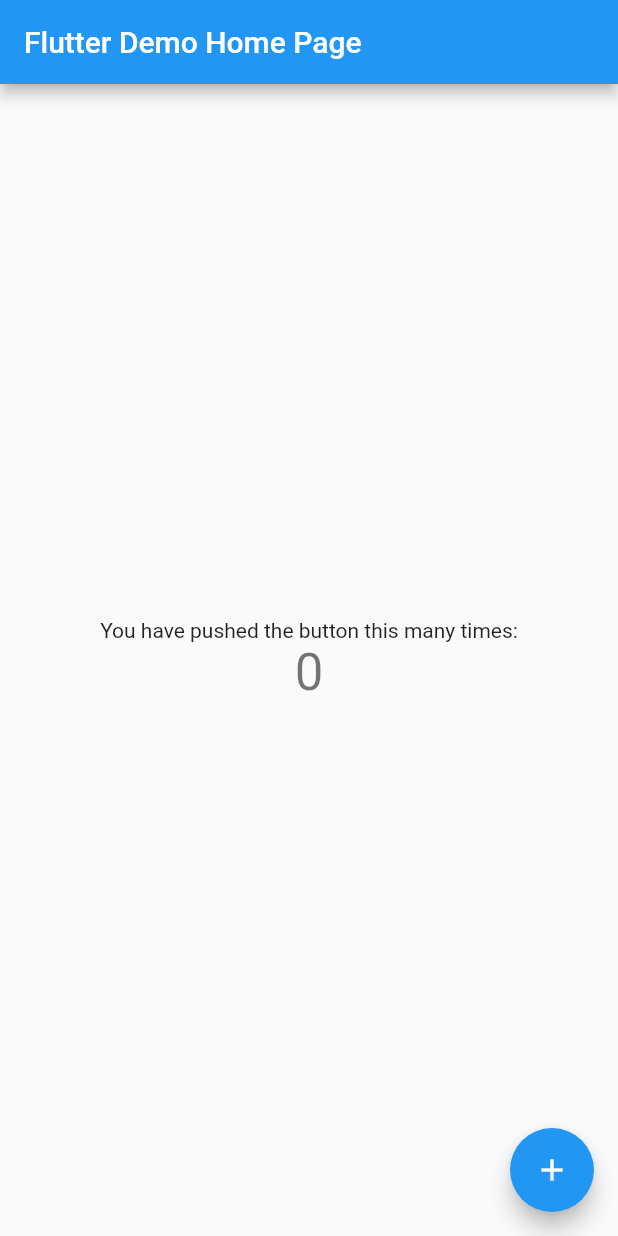
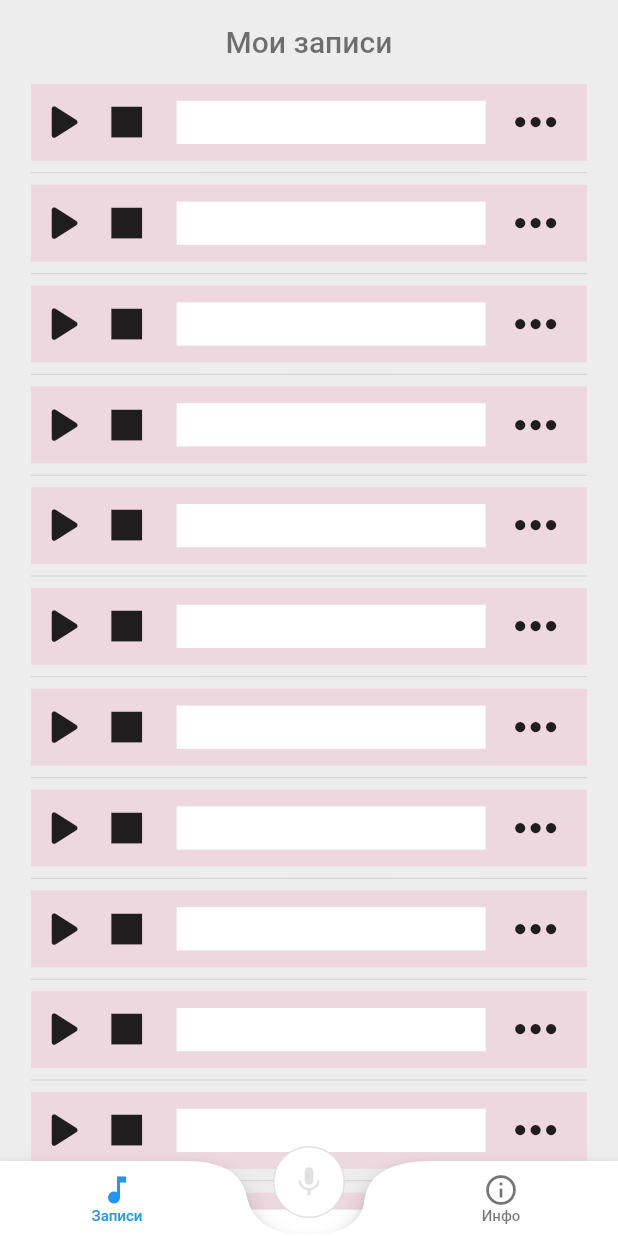
Before and after one commit to BatttA/voice_messages, a Flutter app: the screen it shows after launch, on a phone screen of 412 x 824 dp. Run offline on Flutter 3.47's test engine with Material 2 defaults, Android fonts, the phone set to English and light mode, and no system bars.

Commit message:
Added home screen, bottom bar, init record, info, user messages screens

```diff
--- /dev/null
+++ b/analysis_options.yaml
@@ -0,0 +1 @@
+include: package:lint/analysis_options.yaml
--- /dev/null
+++ b/lib/home_screen/bottom_nav_bar/battom_nav_bar.dart
@@ -0,0 +1,105 @@
+import 'package:flutter/material.dart';
+
+import 'bottam_bar_element.dart';
+
+class CustomBottomNavBar extends StatelessWidget {
+  final int bottomBarIndex;
+  final Function(int) tapToBottomBar;
+
+  CustomBottomNavBar({
+    Key? key,
+    required this.bottomBarIndex,
+    required this.tapToBottomBar,
+  }) : super(key: key);
+
+  final List<IconData> _icons = [
+    Icons.music_note,
+    Icons.mic,
+    Icons.info_outline,
+  ];
+
+  final List<String> _navBarText = [
+    'Записи',
+    '',
+    'Инфо',
+  ];
+
+  @override
+  Widget build(BuildContext context) {
+    final _queryData = MediaQuery.of(context);
+    const _bottomBarHeight = 60.0;
+    const _decorationHeight = 50.0;
+    return SizedBox(
+      height: _bottomBarHeight,
+      width: _queryData.size.width,
+      child: Stack(
+        children: [
+          Positioned(
+            height: _decorationHeight,
+            width: _queryData.size.width,
+            bottom: 0,
+            child: CustomPaint(
+              size: Size(_queryData.size.width, _decorationHeight),
+              painter: _BNBCustomPainter(),
+              child: Row(
+                mainAxisAlignment: MainAxisAlignment.spaceAround,
+                children: _icons.map((icon) {
+                  final index = _icons.indexOf(icon);
+                  final active = bottomBarIndex == index;
+                  if (index == 1) {
+                    return const SizedBox();
+                  }
+                  return SquareBottomBarItem(
+                      onTap: tapToBottomBar,
+                      index: index,
+                      iconData: icon,
+                      text: _navBarText[index],
+                      active: active);
+                }).toList(),
+              ),
+            ),
+          ),
+          Align(
+            alignment: Alignment.topCenter,
+            child: CircleBottomBarItem(
+              onTap: tapToBottomBar,
+              active: bottomBarIndex == 1,
+              index: 1,
+              iconData: _icons[1],
+            ),
+          ),
+        ],
+      ),
+    );
+  }
+}
+
+class _BNBCustomPainter extends CustomPainter {
+  @override
+  void paint(Canvas canvas, Size size) {
+    final Paint paint = Paint()
+      ..color = Colors.white
+      ..style = PaintingStyle.fill;
+
+    final Path path = Path();
+    path.moveTo(0, 0); // Start
+    path.lineTo(size.width * .3, 0);
+    path.quadraticBezierTo(
+        size.width * .39, 0, size.width * .4, size.height * .5);
+    path.quadraticBezierTo(
+        size.width * .415, size.height, size.width * .5, size.height - 1);
+    path.quadraticBezierTo(
+        size.width * .585, size.height - 1, size.width * .59, size.height * .5);
+    path.quadraticBezierTo(size.width * .6, 0, size.width * .7, 0);
+    path.lineTo(size.width, 0);
+    path.lineTo(size.width, size.height);
+    path.lineTo(0, size.height);
+    canvas.drawShadow(path, Colors.black, 5, true);
+    canvas.drawPath(path, paint);
+  }
+
+  @override
+  bool shouldRepaint(CustomPainter oldDelegate) {
+    return false;
+  }
+}
--- /dev/null
+++ b/lib/home_screen/bottom_nav_bar/bottam_bar_element.dart
@@ -0,0 +1,107 @@
+import 'package:flutter/material.dart';
+
+class SquareBottomBarItem extends StatelessWidget {
+  final Function(int) onTap;
+  final int index;
+  final IconData iconData;
+  final String text;
+  final bool active;
+  final Color activeColor;
+  final Color inActiveColor;
+
+  const SquareBottomBarItem(
+      {Key? key,
+      required this.onTap,
+      required this.index,
+      required this.iconData,
+      required this.text,
+      required this.active,
+      this.activeColor = Colors.blue,
+      this.inActiveColor = Colors.black54})
+      : super(key: key);
+
+  @override
+  Widget build(BuildContext context) {
+    return FloatingActionButton(
+      onPressed: () {
+        onTap(index);
+      },
+      backgroundColor: Colors.white,
+      elevation: 0.0,
+      foregroundColor: Colors.transparent,
+      shape: Border.all(color: Colors.transparent),
+      child: Column(
+        mainAxisAlignment: MainAxisAlignment.center,
+        children: [
+          Icon(
+            iconData,
+            color: active ? activeColor : inActiveColor,
+          ),
+          Text(
+            text,
+            style: TextStyle(
+              fontSize: 10,
+              color: active ? activeColor : inActiveColor,
+              letterSpacing: 0,
+            ),
+            textAlign: TextAlign.center,
+            maxLines: 2,
+            overflow: TextOverflow.ellipsis,
+          ),
+        ],
+      ),
+    );
+  }
+}
+
+class CircleBottomBarItem extends StatelessWidget {
+  final Function(int) onTap;
+  final int index;
+  final IconData iconData;
+  final bool active;
+  final Color activeBorderColor;
+  final Color inActiveBorderColor;
+  final Color activeIconColor;
+  final Color inActiveIconColor;
+  final Color activeBgColor;
+  final Color inActiveBgColor;
+
+  const CircleBottomBarItem(
+      {Key? key,
+      required this.onTap,
+      required this.index,
+      required this.iconData,
+      this.active = true,
+      this.activeBorderColor = Colors.black12,
+      this.inActiveBorderColor = Colors.black12,
+      this.activeIconColor = Colors.lightBlue,
+      this.inActiveIconColor = Colors.black12,
+      this.activeBgColor = Colors.green,
+      this.inActiveBgColor = Colors.white})
+      : super(key: key);
+
+  @override
+  Widget build(BuildContext context) {
+    return IconButton(
+      padding: EdgeInsets.zero,
+      onPressed: () {
+        onTap(index);
+      },
+      icon: Container(
+        decoration: BoxDecoration(
+          color: active ? activeBgColor.withOpacity(0.15) : inActiveBgColor,
+          shape: BoxShape.circle,
+          border: Border.all(
+            color: active ? activeBorderColor : inActiveBorderColor,
+          ),
+        ),
+        child: Center(
+          child: Icon(
+            iconData,
+            color: active ? activeIconColor : inActiveIconColor,
+          ),
+        ),
+      ),
+    );
+  }
+}
--- /dev/null
+++ b/lib/home_screen/home_screen.dart
@@ -0,0 +1,71 @@
+import 'dart:async';
+
+import 'package:flutter/material.dart';
+import 'package:voice_messages/home_screen/bottom_nav_bar/battom_nav_bar.dart';
+import 'package:voice_messages/information_screen/information_screen.dart';
+import 'package:voice_messages/record_message_screen/record_message_screen.dart';
+import 'package:voice_messages/user_messages_screen/user_messages_screen.dart';
+
+class HomeScreen extends StatefulWidget {
+  const HomeScreen({Key? key}) : super(key: key);
+
+  @override
+  _HomeScreenState createState() => _HomeScreenState();
+}
+
+class _HomeScreenState extends State<HomeScreen> {
+  late StreamController<int> _bottomBarStreamController;
+  late int _bottomBarIndex;
+
+  final List<Widget> _homeScreens = [
+    const UserMessagesScreen(),
+    const RecordMessagesScreen(),
+    const InformationScreen(),
+  ];
+
+  @override
+  void initState() {
+    _bottomBarIndex = 0;
+    _bottomBarStreamController = StreamController<int>.broadcast();
+    super.initState();
+  }
+
+  @override
+  void dispose() {
+    _bottomBarStreamController.close();
+    super.dispose();
+  }
+
+  void tapToBottomNavBar(int index) {
+    _bottomBarIndex = index;
+    _bottomBarStreamController.add(index);
+  }
+
+  @override
+  Widget build(BuildContext context) {
+    return Scaffold(
+      body: StreamBuilder<int>(
+        stream: _bottomBarStreamController.stream,
+        initialData: _bottomBarIndex,
+        builder: (context, snapshot) {
+          final index = snapshot.data ?? 0;
+          return Stack(
+            children: [
+              Container(
+                color: Colors.grey.withOpacity(0.1),
+                child: _homeScreens[index],
+              ),
+              Positioned(
+                bottom: 0,
+                child: CustomBottomNavBar(
+                  bottomBarIndex: index,
+                  tapToBottomBar: tapToBottomNavBar,
+                ),
+              )
+            ],
+          );
+        }
+      ),
+    );
+  }
+}
--- /dev/null
+++ b/lib/information_screen/information_screen.dart
@@ -0,0 +1,17 @@
+import 'package:flutter/material.dart';
+
+class InformationScreen extends StatefulWidget {
+  const InformationScreen({Key? key}) : super(key: key);
+
+  @override
+  _InformationScreenState createState() => _InformationScreenState();
+}
+
+class _InformationScreenState extends State<InformationScreen> {
+  @override
+  Widget build(BuildContext context) {
+    return const Center(
+      child: Text('Information'),
+    );
+  }
+}
--- a/lib/main.dart
+++ b/lib/main.dart
@@ -1,4 +1,5 @@
 import 'package:flutter/material.dart';
+import 'package:voice_messages/home_screen/home_screen.dart';
 
 void main() {
   runApp(MyApp());
@@ -8,58 +9,14 @@ class MyApp extends StatelessWidget {
   @override
   Widget build(BuildContext context) {
     return MaterialApp(
-      title: 'Flutter Demo',
       theme: ThemeData(
-        primarySwatch: Colors.blue,
+        backgroundColor: Colors.white,
+        appBarTheme: const AppBarTheme(
+          backgroundColor: Colors.transparent,
+          shadowColor: Colors.transparent,
+        ),
       ),
-      home: MyHomePage(title: 'Flutter Demo Home Page'),
+      home: const HomeScreen(),
     );
   }
 }
-
-class MyHomePage extends StatefulWidget {
-  MyHomePage({Key? key, required this.title}) : super(key: key);
-
-  final String title;
-
-  @override
-  _MyHomePageState createState() => _MyHomePageState();
-}
-
-class _MyHomePageState extends State<MyHomePage> {
-  int _counter = 0;
-
-  void _incrementCounter() {
-    setState(() {
-      _counter++;
-    });
-  }
-
-  @override
-  Widget build(BuildContext context) {
-    return Scaffold(
-      appBar: AppBar(
-        title: Text(widget.title),
-      ),
-      body: Center(
-        child: Column(
-          mainAxisAlignment: MainAxisAlignment.center,
-          children: <Widget>[
-            Text(
-              'You have pushed the button this many times:',
-            ),
-            Text(
-              '$_counter',
-              style: Theme.of(context).textTheme.headline4,
-            ),
-          ],
-        ),
-      ),
-      floatingActionButton: FloatingActionButton(
-        onPressed: _incrementCounter,
-        tooltip: 'Increment',
-        child: Icon(Icons.add),
-      ), // This trailing comma makes auto-formatting nicer for build methods.
-    );
-  }
-}
--- /dev/null
+++ b/lib/record_message_screen/record_message_screen.dart
@@ -0,0 +1,17 @@
+import 'package:flutter/material.dart';
+
+class RecordMessagesScreen extends StatefulWidget {
+  const RecordMessagesScreen({Key? key}) : super(key: key);
+
+  @override
+  _RecordMessagesScreenState createState() => _RecordMessagesScreenState();
+}
+
+class _RecordMessagesScreenState extends State<RecordMessagesScreen> {
+  @override
+  Widget build(BuildContext context) {
+    return const Center(
+      child: Text('Record message'),
+    );
+  }
+}
--- /dev/null
+++ b/lib/user_messages_screen/components/message_player_widget.dart
@@ -0,0 +1,78 @@
+import 'package:flutter/material.dart';
+
+class MessagePlayerWidget extends StatelessWidget {
+  final bool showMoreButton;
+
+  const MessagePlayerWidget({Key? key, this.showMoreButton = true})
+      : super(key: key);
+
+  @override
+  Widget build(BuildContext context) {
+    final queryData = MediaQuery.of(context);
+    final iconSize = queryData.size.width * .1;
+    final playerHeight = queryData.size.height * .035;
+    final playerWidth = showMoreButton
+        ? queryData.size.width * 0.5
+        : queryData.size.width * 0.6;
+    return Container(
+      padding: const EdgeInsets.symmetric(vertical: 5),
+      color: Colors.pink.withOpacity(0.1),
+      child: Row(
+        mainAxisAlignment: MainAxisAlignment.spaceBetween,
+        children: [
+          Row(
+            mainAxisSize: MainAxisSize.min,
+            mainAxisAlignment: MainAxisAlignment.center,
+            children: [
+              _iconWidget(
+                onPressed: () {},
+                iconSize: iconSize,
+                icon: const Icon(Icons.play_arrow_rounded),
+              ),
+              const SizedBox(width: 2),
+              _iconWidget(
+                onPressed: () {},
+                iconSize: iconSize,
+                icon: const Icon(Icons.stop),
+              ),
+            ],
+          ),
+          Container(
+            constraints: BoxConstraints(
+              maxWidth: queryData.size.width * .6,
+            ),
+            color: Colors.white,
+            height: playerHeight,
+            width: playerWidth,
+          ),
+          if (showMoreButton)
+            _iconWidget(
+              onPressed: () {},
+              iconSize: iconSize,
+              icon: const Icon(Icons.more_horiz),
+            ),
+          const SizedBox(width: 1),
+        ],
+      ),
+    );
+  }
+
+  Widget _iconWidget(
+      {required double iconSize, required Widget icon, Function? onPressed}) {
+    return IconButton(
+      constraints: BoxConstraints(
+        maxWidth: iconSize,
+        maxHeight: iconSize,
+      ),
+      padding: EdgeInsets.zero,
+      onPressed: () {
+        if (onPressed != null) {
+          onPressed();
+        }
+      },
+      iconSize: iconSize,
+      splashRadius: iconSize / 2,
+      icon: icon,
+    );
+  }
+}
--- /dev/null
+++ b/lib/user_messages_screen/user_messages_screen.dart
@@ -0,0 +1,45 @@
+import 'package:flutter/material.dart';
+
+import 'components/message_player_widget.dart';
+
+class UserMessagesScreen extends StatefulWidget {
+  const UserMessagesScreen({Key? key}) : super(key: key);
+
+  @override
+  _UserMessagesScreenState createState() => _UserMessagesScreenState();
+}
+
+class _UserMessagesScreenState extends State<UserMessagesScreen> {
+  MediaQueryData get _queryData => MediaQuery.of(context);
+
+  @override
+  Widget build(BuildContext context) {
+    return Scaffold(
+      appBar: AppBar(
+        title:
+            const Text('Мои записи', style: TextStyle(color: Colors.black54)),
+        centerTitle: true,
+      ),
+      backgroundColor: Colors.grey.withOpacity(0.05),
+      body: Container(
+        height: _queryData.size.height,
+        width: _queryData.size.width,
+        padding: EdgeInsets.symmetric(horizontal: _queryData.size.width * .05),
+        child: ListView.separated(
+          physics: const BouncingScrollPhysics(),
+          shrinkWrap: true,
+          padding: EdgeInsets.only(
+            bottom: _queryData.size.height * .12,
+          ),
+          itemCount: 20,
+          separatorBuilder: (context, _) {
+            return const Divider();
+          },
+          itemBuilder: (context, index) {
+            return const MessagePlayerWidget();
+          },
+        ),
+      ),
+    );
+  }
+}
--- a/pubspec.yaml
+++ b/pubspec.yaml
@@ -28,10 +28,13 @@ dependencies:
   # The following adds the Cupertino Icons font to your application.
   # Use with the CupertinoIcons class for iOS style icons.
   cupertino_icons: ^1.0.2
+  analyzer: ^1.7.1
+  flutter_sound: ^8.3.12
 
 dev_dependencies:
   flutter_test:
     sdk: flutter
+  lint: ^1.6.0
 
 # For information on the generic Dart part of this file, see the
 # following page: https://dart.dev/tools/pub/pubspec
```
Also changed, not shown: pubspec.lock, 6 other files.
